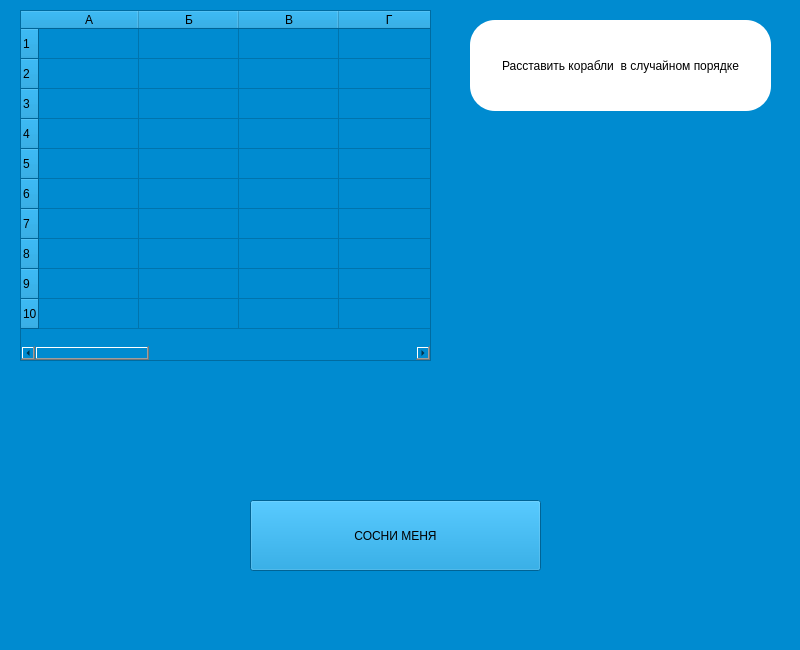
FlyTech1/SeaShips, file Window.ui: the form before one commit.
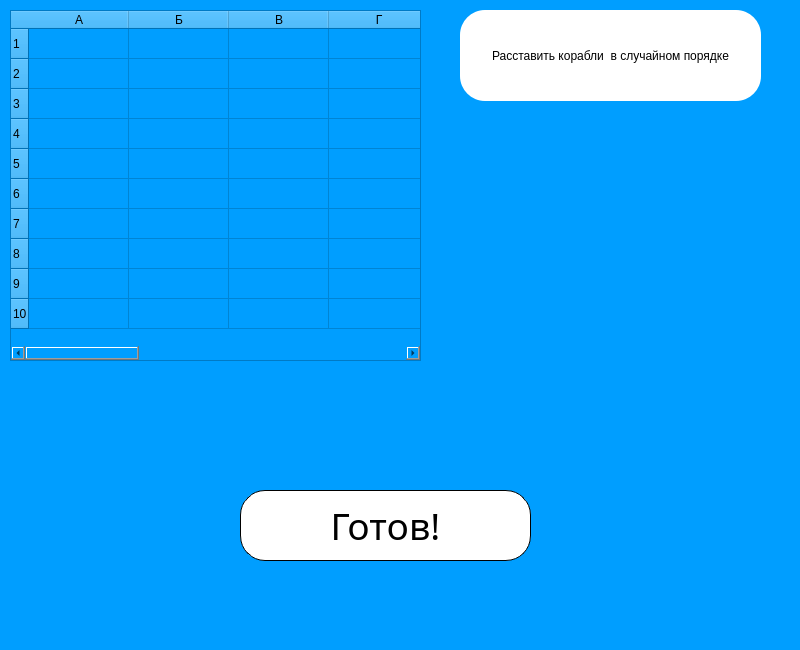
The form after the commit. Icons and pictures are not drawn.

Patch:
```diff
--- a/Window.ui
+++ b/Window.ui
@@ -143,13 +143,21 @@
    <widget class="QWidget" name="widget_2" native="true">
     <property name="geometry">
      <rect>
-      <x>10</x>
-      <y>10</y>
+      <x>0</x>
+      <y>0</y>
       <width>800</width>
       <height>650</height>
      </rect>
     </property>
-    <widget class="QPushButton" name="pushButton">
+    <property name="font">
+     <font>
+      <family>Script</family>
+     </font>
+    </property>
+    <property name="styleSheet">
+     <string notr="true">background-color:#009eff;</string>
+    </property>
+    <widget class="QPushButton" name="Random_pos_ships">
      <property name="geometry">
       <rect>
        <x>460</x>
@@ -158,6 +166,14 @@
        <height>91</height>
       </rect>
      </property>
+     <property name="font">
+      <font>
+       <family>MS Sans Serif</family>
+       <pointsize>9</pointsize>
+       <italic>false</italic>
+       <bold>false</bold>
+      </font>
+     </property>
      <property name="styleSheet">
       <string notr="true">font: 9pt &quot;MS Sans Serif&quot;;
 background-color: white;
@@ -171,7 +187,7 @@
      <property name="geometry">
       <rect>
        <x>10</x>
-       <y>0</y>
+       <y>10</y>
        <width>411</width>
        <height>351</height>
       </rect>
@@ -298,8 +314,23 @@
        <height>71</height>
       </rect>
      </property>
+     <property name="font">
+      <font>
+       <family>Bahnschrift SemiCondensed</family>
+       <pointsize>28</pointsize>
+       <italic>false</italic>
+       <bold>false</bold>
+       <underline>false</underline>
+       <strikeout>false</strikeout>
+      </font>
+     </property>
+     <property name="styleSheet">
+      <string notr="true">background-color: white;
+border: 1px solid black;
+border-radius: 25px;</string>
+     </property>
      <property name="text">
-      <string>СОСНИ МЕНЯ</string>
+      <string>Готов!</string>
      </property>
     </widget>
    </widget>
```
Left out of the diff: 12 changed lines with no effect on the pictures.
